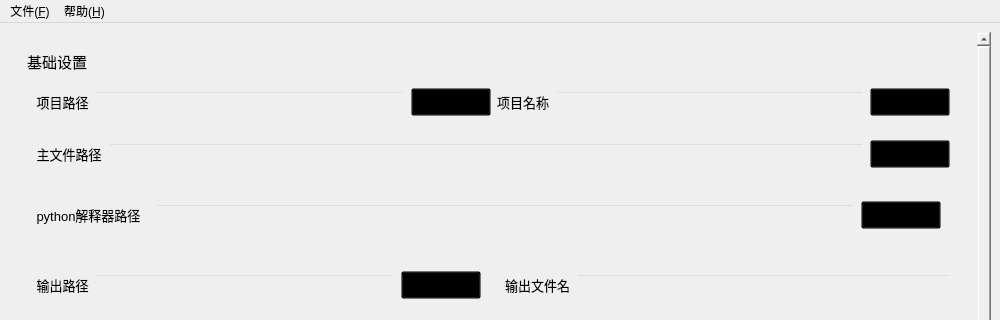
Old version of the form forms/mainwindow.ui in the repository Redrch/NuitkaStudio; both pictures show x 0 to 1000 and y 0 to 320 of the 1000 by 650 pixel window.
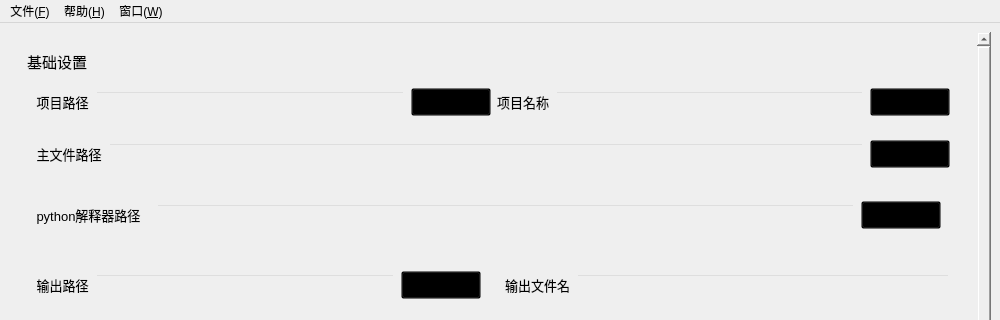
New version of the form. The open tabs and pages were chosen to show the change. Icons and pictures are not drawn. Custom widgets are drawn as their Qt base class.

```diff
--- a/forms/mainwindow.ui
+++ b/forms/mainwindow.ui
@@ -1726,8 +1726,18 @@
     <addaction name="helpAction"/>
     <addaction name="aboutAction"/>
    </widget>
+   <widget class="ElaMenu" name="windowMenu">
+    <property name="title">
+     <string>窗口(&amp;W)</string>
+    </property>
+    <addaction name="basicSettingsAction"/>
+    <addaction name="packAndDataAction"/>
+    <addaction name="fileInfoAction"/>
+    <addaction name="consoleAction"/>
+   </widget>
    <addaction name="fileMenu"/>
    <addaction name="helpMenu"/>
+   <addaction name="windowMenu"/>
   </widget>
   <widget class="QStatusBar" name="statusbar"/>
   <action name="openAction">
```
Left out of the diff: 26 changed lines with no effect on the pictures.
